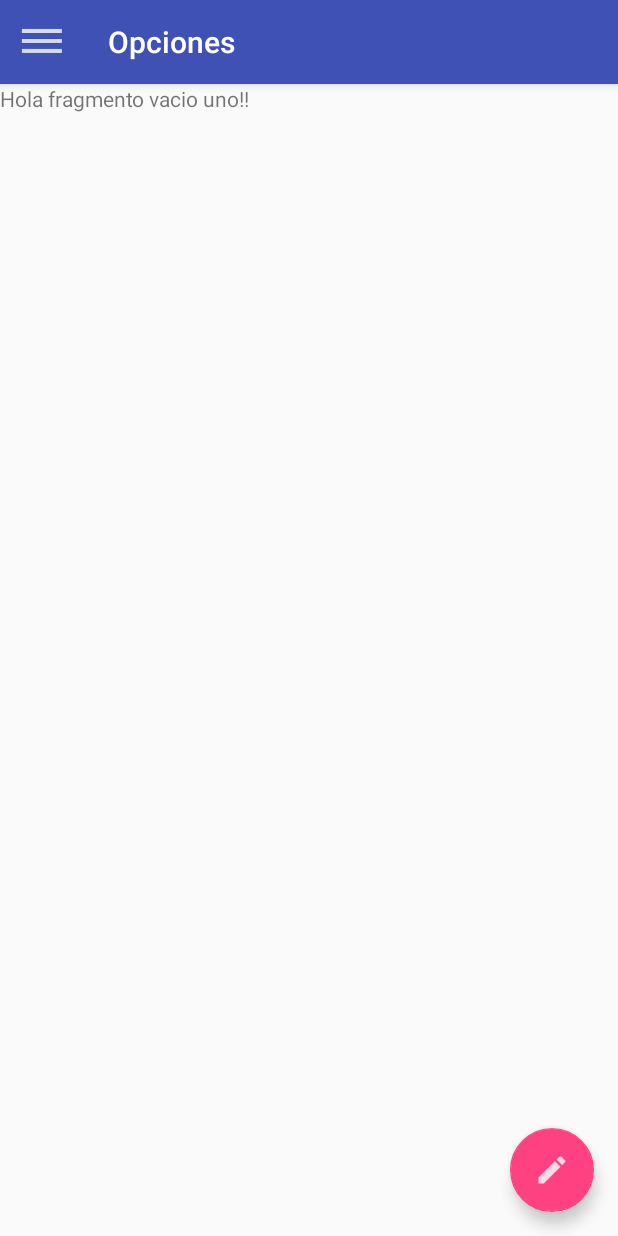
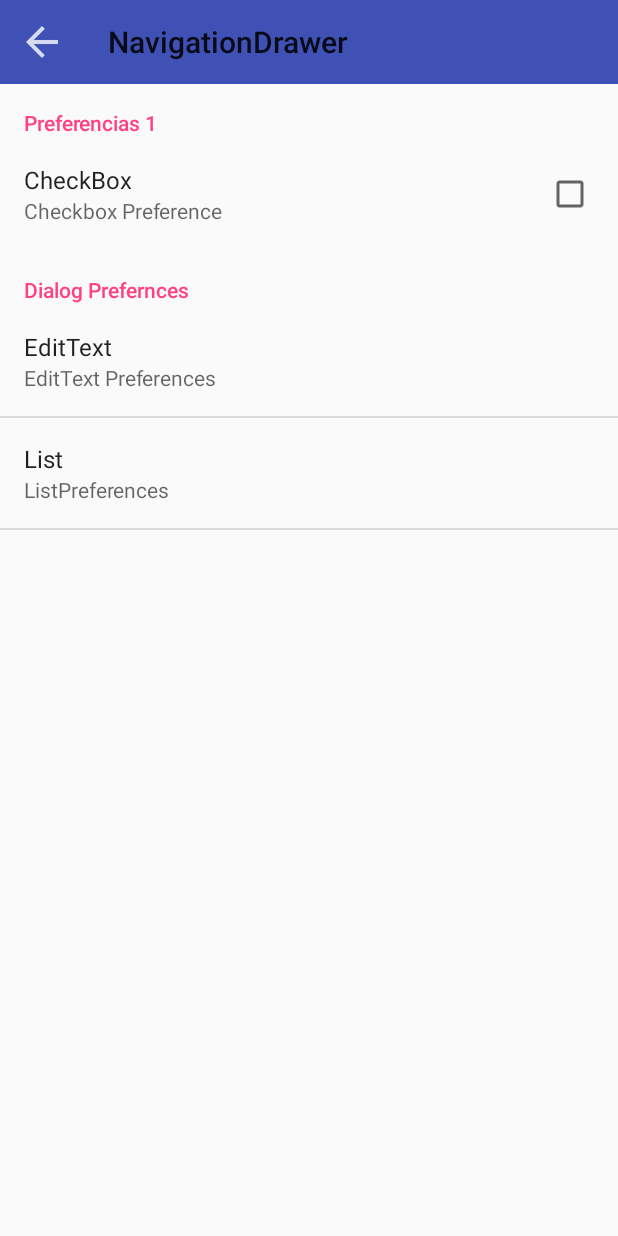
Before and after one commit to MiguelRJ/DEINT, an Android app: the screen it shows after launch (MainActivity before the commit, PreferencesActivity after it), in the side drawer, after a tap on "Opciones", on a phone screen of 412 x 824 dp. Run offline under Robolectric (Android 15) with nearby library versions, the phone set to English and light mode, and no system bars; our stand-ins replace CircleImageView.

Commit message:
settings

```diff
--- a/NavigationDrawer/app/src/main/AndroidManifest.xml
+++ b/NavigationDrawer/app/src/main/AndroidManifest.xml
@@ -18,6 +18,8 @@
                 <category android:name="android.intent.category.LAUNCHER" />
             </intent-filter>
         </activity>
+        <activity android:name=".PreferencesActivity"
+            android:theme="@style/AppThemeAppBar"></activity>
     </application>
 
 </manifest>
--- a/NavigationDrawer/app/src/main/java/com/example/navigationdrawer/MainActivity.java
+++ b/NavigationDrawer/app/src/main/java/com/example/navigationdrawer/MainActivity.java
@@ -1,7 +1,9 @@
 package com.example.navigationdrawer;
 
+import android.content.Intent;
 import android.graphics.Point;
 import android.net.Uri;
+import android.preference.PreferenceActivity;
 import android.support.annotation.NonNull;
 import android.support.design.widget.NavigationView;
 import android.support.v4.app.Fragment;
@@ -52,28 +54,7 @@ public class MainActivity extends AppCompatActivity implements
         }
 
         drawerLayout = (DrawerLayout) findViewById(R.id.drawerLayout);
-
         navigationView = (NavigationView) findViewById(R.id.navigationView);
-
-        DisplayMetrics displayMetrics = getResources().getDisplayMetrics();
-        float dpWidth = displayMetrics.widthPixels;
-        Log.e("width",String.valueOf(dpWidth));
-
-        int dpWidthInt= 0;
-        if (dpWidth >= 1000){
-            dpWidthInt = Integer.parseInt(String.valueOf(dpWidth).substring(0,4));
-        } else {
-            dpWidthInt = Integer.parseInt(String.valueOf(dpWidth).substring(0,3));
-        }
-
-        Log.e("dpwidth",String.valueOf(dpWidthInt));
-
-        int width = (int) (dpWidthInt - (56 * displayMetrics.density));
-        Log.e("width",String.valueOf(width));
-        DrawerLayout.LayoutParams navP = (DrawerLayout.LayoutParams) navigationView.getLayoutParams();
-        navP.width = width;
-        navigationView.setLayoutParams(navP);
-        Log.e("getwidth",String.valueOf(navigationView.getWidth()));
         navigationView.setNavigationItemSelectedListener(this);
     }
 
@@ -121,9 +102,10 @@ public class MainActivity extends AppCompatActivity implements
      */
     @Override
     public boolean onNavigationItemSelected(@NonNull MenuItem item) {
-        int id = item.getItemId();
+        // int id = item.getItemId(); // El id por si quiero hacerlo con if else
         Fragment fragment = null;
         Class fragmentClass = null;
+        boolean preferences = false; // Para saber si se ha elegido la opcion de preferencias
         switch (item.getItemId()) {
             case R.id.action_home:
                 fragmentClass = FragmentOne.class;
@@ -138,7 +120,7 @@ public class MainActivity extends AppCompatActivity implements
                 fragmentClass = FragmentTwo.class;
                 break;
             case R.id.action_settings:
-                fragmentClass = FragmentOne.class;
+                preferences = true;
                 break;
             case R.id.action_aboutus:
                 fragmentClass = FragmentTwo.class;
@@ -146,11 +128,11 @@ public class MainActivity extends AppCompatActivity implements
         }
         try {
             fragment = (Fragment) fragmentClass.newInstance();
+            FragmentManager fragmentManager = getSupportFragmentManager();
+            fragmentManager.beginTransaction().replace(R.id.flContent, fragment).commit();
         } catch (Exception e) {
             e.printStackTrace();
         }
-        FragmentManager fragmentManager = getSupportFragmentManager();
-        fragmentManager.beginTransaction().replace(R.id.flContent, fragment).commit();
 
         toastShort(item.getTitle().toString());
         item.setChecked(true);
@@ -158,6 +140,11 @@ public class MainActivity extends AppCompatActivity implements
 
         DrawerLayout drawer = (DrawerLayout) findViewById(R.id.drawerLayout);
         drawer.closeDrawer(GravityCompat.START);
+
+        if (preferences) {
+            startActivity(new Intent(MainActivity.this, PreferencesActivity.class));
+        }
+
         return true;
     }
 
--- /dev/null
+++ b/NavigationDrawer/app/src/main/java/com/example/navigationdrawer/PreferencesActivity.java
@@ -0,0 +1,41 @@
+package com.example.navigationdrawer;
+
+import android.app.FragmentManager;
+import android.app.FragmentTransaction;
+import android.preference.PreferenceFragment;
+import android.support.v7.app.AppCompatActivity;
+import android.os.Bundle;
+import android.support.v7.widget.Toolbar;
+import android.view.MenuItem;
+
+public class PreferencesActivity extends AppCompatActivity {
+
+    private Toolbar toolbar;
+
+    @Override
+    protected void onCreate(Bundle savedInstanceState) {
+        super.onCreate(savedInstanceState);
+        setContentView(R.layout.activity_preferences);
+        toolbar = (Toolbar) findViewById(R.id.toolbar);
+        setSupportActionBar(toolbar);
+        getSupportActionBar().setHomeAsUpIndicator(R.drawable.action_back);
+        getSupportActionBar().setDisplayHomeAsUpEnabled(true);
+
+        FragmentManager mFragmentManager = getFragmentManager();
+        FragmentTransaction mFragmentTransaction = mFragmentManager
+                .beginTransaction();
+        PreferenceFragment preferenceFragment = new PreferencesFragment();
+        mFragmentTransaction.replace(R.id.preferences_content, preferenceFragment);
+        mFragmentTransaction.commit();
+    }
+
+    @Override
+    public boolean onOptionsItemSelected(MenuItem item) {
+        switch (item.getItemId()) {
+            case android.R.id.home:
+                finish();
+                break;
+        }
+        return super.onOptionsItemSelected(item);
+    }
+}
--- /dev/null
+++ b/NavigationDrawer/app/src/main/java/com/example/navigationdrawer/PreferencesFragment.java
@@ -0,0 +1,18 @@
+package com.example.navigationdrawer;
+
+import android.os.Bundle;
+import android.preference.PreferenceFragment;
+import android.support.annotation.Nullable;
+
+/**
+ * Created by Miguel on 12/01/2018.
+ */
+
+public class PreferencesFragment extends PreferenceFragment {
+
+    @Override
+    public void onCreate(@Nullable Bundle savedInstanceState) {
+        super.onCreate(savedInstanceState);
+        addPreferencesFromResource(R.xml.settings);
+    }
+}
--- a/NavigationDrawer/app/src/main/res/layout/activity_main.xml
+++ b/NavigationDrawer/app/src/main/res/layout/activity_main.xml
@@ -22,6 +22,7 @@
         android:layout_width="match_parent"
         android:layout_height="match_parent"
         android:layout_gravity="start"
+        android:layout_marginRight="@dimen/navview_marging_right"
         app:headerLayout="@layout/header_navview"
         app:menu="@menu/menu_navview">
 
--- /dev/null
+++ b/NavigationDrawer/app/src/main/res/layout/activity_preferences.xml
@@ -0,0 +1,21 @@
+<?xml version="1.0" encoding="utf-8"?>
+<android.support.design.widget.CoordinatorLayout xmlns:android="http://schemas.android.com/apk/res/android"
+    xmlns:app="http://schemas.android.com/apk/res-auto"
+    xmlns:tools="http://schemas.android.com/tools"
+    android:layout_width="match_parent"
+    android:layout_height="match_parent"
+    tools:context="com.example.navigationdrawer.PreferencesActivity">
+
+    <android.support.v7.widget.Toolbar
+        android:id="@+id/toolbar"
+        android:layout_width="match_parent"
+        android:layout_height="?attr/actionBarSize"
+        android:background="?attr/colorPrimary"/>
+
+    <FrameLayout
+        android:id="@+id/preferences_content"
+        android:layout_width="match_parent"
+        android:layout_height="match_parent"
+        android:layout_marginTop="?attr/actionBarSize" />
+
+</android.support.design.widget.CoordinatorLayout>
--- a/NavigationDrawer/app/src/main/res/layout/header_navview.xml
+++ b/NavigationDrawer/app/src/main/res/layout/header_navview.xml
@@ -4,7 +4,6 @@
     android:layout_width="match_parent"
     android:paddingLeft="@dimen/navheader_padding_left"
     android:paddingRight="@dimen/navheader_padding_right"
-    android:maxWidth="@dimen/navheader_max_width"
     android:layout_height="@dimen/navheader_height"
     android:background="@drawable/material"
     android:orientation="vertical">
--- a/NavigationDrawer/app/src/main/res/values/dimens.xml
+++ b/NavigationDrawer/app/src/main/res/values/dimens.xml
@@ -7,12 +7,6 @@
 
     <!-- header_navview.xml -->
         <dimen name="navheader_height">192dp</dimen>
-    <!-- Mobile:
-        Width = Screen width − 56 dp
-        Maximum width: 320dp
-        https://material.io/guidelines/layout/structure.html#structure-side-nav -->
-    <dimen name="navheader_marging_right">56dp</dimen>
-    <dimen name="navheader_max_width">320dp</dimen>
         <dimen name="navheader_padding_left">16dp</dimen>
         <dimen name="navheader_padding_right">16dp</dimen>
         <dimen name="CircleImageView_width">96dp</dimen>
@@ -23,4 +17,15 @@
         <dimen name="CircleImageView_border_width">8dp</dimen>
     <!-- header_navview.xml -->
 
+    <!-- activity_main.xml -->
+        <!-- Mobile:
+            Width = Screen width − 56 dp
+            La clase Drawer layout tiene el campo: private static final int MIN_DRAWER_MARGIN = 64;
+            entonces el margin_right sera 56-64, es decir -8dp
+            Maximum width: 320dp
+            https://material.io/guidelines/layout/structure.html#structure-side-nav -->
+        <dimen name="navview_marging_right">-8dp</dimen>
+        <dimen name="navview_max_width">320dp</dimen>
+    <!-- activity_main.xml -->
+
 </resources>
--- a/NavigationDrawer/app/src/main/res/values/strings.xml
+++ b/NavigationDrawer/app/src/main/res/values/strings.xml
@@ -9,4 +9,31 @@
     <string name="action_help">Ayuda</string>
     <string name="hello_blank_fragment_one">Hola fragmento vacio uno!!</string>
     <string name="hello_blank_fragment_two">Hola fragmento vacio dos!!</string>
+
+    <string name="pref_category_general">Preferences</string>
+    <string name="inline_preferences">Preferencias 1</string>
+    <string name="title_checkbox_preference">CheckBox</string>
+    <string name="summary_checkbox_preference">Checkbox Preference</string>
+    <string name="dialog_based_preferences">Dialog Prefernces</string>
+    <string name="title_edittext_preference">EditText</string>
+    <string name="summary_edittext_preference">EditText Preferences</string>
+    <string name="dialog_title_edittext_preference">Dialog EditText</string>
+    <string name="title_list_preference">List</string>
+    <string name="summary_list_preference">ListPreferences</string>
+    <string name="dialog_title_list_preference">Dialog List</string>
+
+    <string-array name="entries_list_preference">
+        <item>English (US)</item>
+        <item>English (UK)</item>
+        <item>French (France)</item>
+        <item>Spanish (Spain)</item>
+        <item>Italian</item>
+    </string-array>
+    <string-array name="entryvalues_list_preference">
+        <item>"en-US"</item>
+        <item>"en-GB"</item>
+        <item>"fr-FR"</item>
+        <item>"es-ES"</item>
+        <item>"it-IT"</item>
+    </string-array>
 </resources>
--- a/NavigationDrawer/app/src/main/res/values/styles.xml
+++ b/NavigationDrawer/app/src/main/res/values/styles.xml
@@ -2,6 +2,13 @@
 
     <!-- Base application theme. -->
     <style name="AppTheme" parent="Theme.AppCompat.Light.DarkActionBar">
+        <!-- Customize your theme here. -->
+        <item name="colorPrimary">@color/colorPrimary</item>
+        <item name="colorPrimaryDark">@color/colorPrimaryDark</item>
+        <item name="colorAccent">@color/colorAccent</item>
+    </style>
+
+    <style name="AppThemeAppBar" parent="Theme.AppCompat.Light.NoActionBar">
         <!-- Customize your theme here. -->
         <item name="colorPrimary">@color/colorPrimary</item>
         <item name="colorPrimaryDark">@color/colorPrimaryDark</item>
--- /dev/null
+++ b/NavigationDrawer/app/src/main/res/xml/settings.xml
@@ -0,0 +1,34 @@
+<?xml version="1.0" encoding="utf-8"?>
+<PreferenceScreen xmlns:android="http://schemas.android.com/apk/res/android">
+
+    <PreferenceCategory
+        android:title="@string/inline_preferences">
+
+        <CheckBoxPreference
+            android:key="checkbox_preference"
+            android:title="@string/title_checkbox_preference"
+            android:summary="@string/summary_checkbox_preference" />
+
+    </PreferenceCategory>
+
+    <PreferenceCategory
+        android:title="@string/dialog_based_preferences">
+
+        <EditTextPreference
+            android:key="edittext_preference"
+            android:title="@string/title_edittext_preference"
+            android:summary="@string/summary_edittext_preference"
+            android:dialogTitle="@string/dialog_title_edittext_preference" />
+
+        <ListPreference
+            android:key="list_preference"
+            android:title="@string/title_list_preference"
+            android:summary="@string/summary_list_preference"
+            android:entries="@array/entries_list_preference"
+            android:entryValues="@array/entryvalues_list_preference"
+            android:dialogTitle="@string/dialog_title_list_preference" />
+
+    </PreferenceCategory>
+
+
+</PreferenceScreen>
```
Also changed, not shown: NavigationDrawer/app/src/main/res/drawable-hdpi/action_back.png (added), NavigationDrawer/app/src/main/res/drawable-mdpi/action_back.png (added), NavigationDrawer/app/src/main/res/drawable-xhdpi/action_back.png (added), NavigationDrawer/app/src/main/res/drawable-xxhdpi/action_back.png (added). Lines whose indentation alone changed are shown as unchanged.
